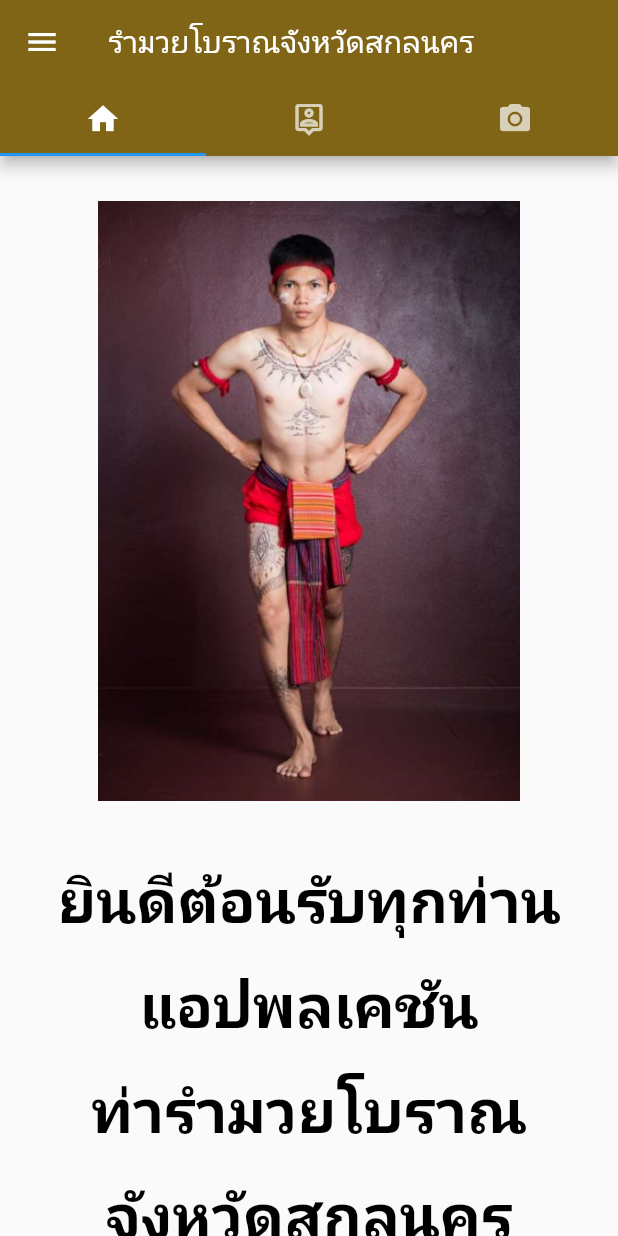
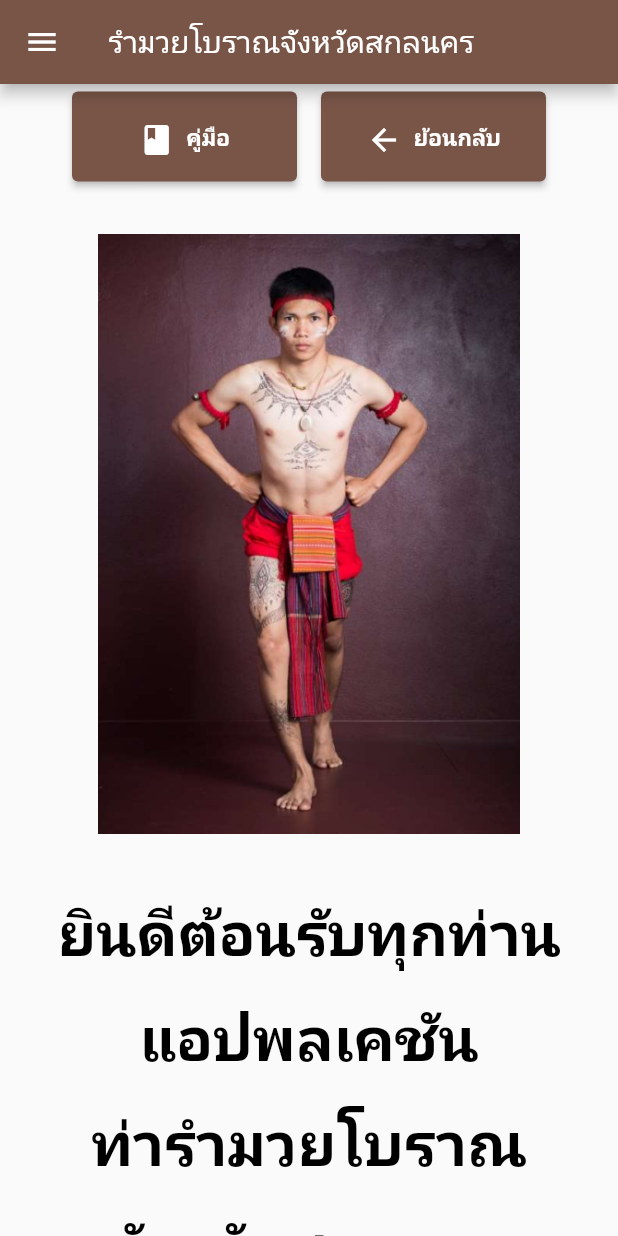
Before and after one commit to aemukung15/miniproject, a Flutter app: the screen it shows after launch, on a phone screen of 412 x 824 dp. Run offline on Flutter 3.47's test engine with Material 2 defaults, Android fonts, the phone set to English and light mode, and no system bars; our stand-ins replace carousel_pro.

Commit message:
button คู่มือ ย้อนกลับ

```diff
--- a/lib/boxing_dance/Google_Bottom_Bar/Tab_bar.dart
+++ /dev/null
@@ -1,51 +0,0 @@
-import 'package:flutter/material.dart';
-import 'package:miniproject/home/homepage.dart';
-import 'package:miniproject/lib/drawer.dart';
-
-import '../../drawer.dart';
-class HomePage extends StatefulWidget {
-  final String title;
-  const HomePage({Key? key, required this.title}) : super(key: key);
-
-
-  @override
-  // ignore: no_logic_in_create_state
-  State<HomePage> createState() => _HomePageState();
-}
-
-class _HomePageState extends State<HomePage> {
-  final scaffoldKey = GlobalKey<ScaffoldState>();
-
-  @override
-  Widget build(BuildContext context) {
-    return DefaultTabController(
-      length: 5,
-      child: MaterialApp(
-        home: Scaffold(
-          key: scaffoldKey,
-          appBar: AppBar (
-            backgroundColor: const Color.fromARGB(255, 127, 101, 21),
-            title: const Text('รำมวยโบราณจังหวัดสกลนคร'),
-
-            bottom: TabBar(
-              onTap: (index) {
-
-              },
-              tabs: const <Tab>[
-                Tab(icon: Icon(Icons.home),),
-                Tab(icon: Icon(Icons.person_pin_outlined),),
-                Tab(icon: Icon(Icons.camera_alt),),
-              ]),
-          ),
-          body:  TabBarView(
-            children: [
-              const Center(child: MyHomePage(title: "sdads"),),
-              const Center(child: Text('Home Tab'),),
-              const Center(child: Text('Home Tab'),),
-            ]),
-            drawer: MyDrawer(),
-          ),
-      )
-      );
-  }
-}
--- a/lib/home/homepage.dart
+++ b/lib/home/homepage.dart
@@ -1,31 +1,6 @@
-import 'dart:math';
 import 'package:flutter/material.dart';
-import 'package:miniproject/boxing_dance/boxing_dance1_1.dart';
-import 'package:miniproject/boxing_dance/boxing_dance1_10.dart';
-import 'package:miniproject/boxing_dance/boxing_dance1_11.dart';
-import 'package:miniproject/boxing_dance/boxing_dance1_12.dart';
-import 'package:miniproject/boxing_dance/boxing_dance1_13.dart';
-import 'package:miniproject/boxing_dance/boxing_dance1_14.dart';
-import 'package:miniproject/boxing_dance/boxing_dance1_2.dart';
-import 'package:miniproject/boxing_dance/boxing_dance1_3.dart';
-import 'package:miniproject/boxing_dance/boxing_dance1_4.dart';
-import 'package:miniproject/boxing_dance/boxing_dance1_5.dart';
-import 'package:miniproject/boxing_dance/boxing_dance1_6.dart';
-import 'package:miniproject/boxing_dance/boxing_dance1_7.dart';
-import 'package:miniproject/boxing_dance/boxing_dance1_8.dart';
-import 'package:miniproject/boxing_dance/boxing_dance1_9.dart';
-import 'package:miniproject/boxing_dance/boxing_dance2_1.dart';
-import 'package:miniproject/boxing_dance/boxing_dance2_2.dart';
-import 'package:miniproject/boxing_dance/boxing_dance2_3.dart';
-import 'package:miniproject/boxing_dance/boxing_dance2_4.dart';
-import 'package:miniproject/boxing_dance/boxing_dance2_5.dart';
-import 'package:miniproject/boxing_dance/boxing_dance2_6.dart';
-import 'package:miniproject/boxing_dance/boxing_dance2_7.dart';
-import 'package:miniproject/boxing_dance/boxing_dance2_8.dart';
-import 'package:miniproject/boxing_dance/boxing_dance2_9.dart';
-import 'package:miniproject/boxing_dance/developer.dart';
-import 'package:miniproject/boxing_dance/record.dart';
-
+import 'package:miniproject/Muscle/manual.dart';
+import '../drawer.dart';
 
 class MyHomePage extends StatefulWidget {
   const MyHomePage({Key? key, required this.title}) : super(key: key);
@@ -43,55 +18,103 @@ class _MyHomePageState extends State<MyHomePage> {
   Widget build(BuildContext context) {
     return Scaffold(
       key: scaffoldKey,
-
+      appBar: AppBar(
+        // backgroundColor: Color.fromRGBO(70, 61, 7, 0.578),
+        title: const Text('รำมวยโบราณจังหวัดสกลนคร'),
+      ),
       body: SingleChildScrollView(
-        child: Container(
-            child: Center(
-                child: SelectionArea(
-                    child: Column(
+        child: Center(
+            child: SelectionArea(
+                child: Column(
           children: <Widget>[
+            Row(
+              mainAxisAlignment: MainAxisAlignment.center,
+              children: [
+                Container(
+                  margin: const EdgeInsets.symmetric(vertical: 5),
+                  child: ElevatedButton.icon(
+                    onPressed: () {
+                      Navigator.push(
+                        context,
+                        MaterialPageRoute(builder: (context) => const manual()),
+                      );
+                    },
+                    icon: const Icon(Icons.book),
+                    label: const Text("คู่มือ"),
+                    style: ElevatedButton.styleFrom(
+                      padding: const EdgeInsets.all(20.0),
+                      fixedSize: const Size(150, 60),
+                      textStyle: const TextStyle(
+                        fontSize: 15,
+                        fontWeight: FontWeight.bold,
+                      ),
+                    ),
+                  ),
+                ),
+                const SizedBox(width: 16), // Add some spacing between the buttons
+                Container(
+                  margin: const EdgeInsets.symmetric(vertical: 5),
+                  child: ElevatedButton.icon(
+                    onPressed: () {
+                      Navigator.pop(context);
+                    },
+                    icon: const Icon(Icons.arrow_back),
+                    label: const Text("ย้อนกลับ"),
+                    style: ElevatedButton.styleFrom(
+                      padding: const EdgeInsets.all(20.0),
+                      fixedSize: const Size(150, 60),
+                      textStyle: const TextStyle(
+                        fontSize: 15,
+                        fontWeight: FontWeight.bold,
+                      ),
+                    ),
+                  ),
+                ),
+              ],
+            ),
             Container(
-                margin: EdgeInsets.symmetric(vertical: 30),
+                margin: const EdgeInsets.symmetric(vertical: 30),
                 child: Image.asset(
                   "assets/imaghome.png",
                   width: 400,
                   height: 400,
                 )),
             Container(
-                padding: EdgeInsets.all(8.0),
-                child: Text('ยินดีต้อนรับทุกท่าน',
+                padding: const EdgeInsets.all(8.0),
+                child: const Text('ยินดีต้อนรับทุกท่าน',
                     textAlign: TextAlign.center,
                     style: TextStyle(
                         fontSize: 40,
                         color: Colors.black,
                         fontWeight: FontWeight.bold))),
             Container(
-                padding: EdgeInsets.all(8.0),
-                child: Text('แอปพลเคชัน ',
+                padding: const EdgeInsets.all(8.0),
+                child: const Text('แอปพลเคชัน ',
                     textAlign: TextAlign.center,
                     style: TextStyle(
                         fontSize: 40,
                         color: Colors.black,
                         fontWeight: FontWeight.bold))),
             Container(
-                padding: EdgeInsets.all(8.0),
-                child: Text('ท่ารำมวยโบราณ',
+                padding: const EdgeInsets.all(8.0),
+                child: const Text('ท่ารำมวยโบราณ',
                     textAlign: TextAlign.center,
                     style: TextStyle(
                         fontSize: 40,
                         color: Colors.black,
                         fontWeight: FontWeight.bold))),
             Container(
-                padding: EdgeInsets.all(8.0),
-                child: Text('จังหวัดสกลนคร',
+                padding: const EdgeInsets.all(8.0),
+                child: const Text('จังหวัดสกลนคร',
                     textAlign: TextAlign.center,
                     style: TextStyle(
                         fontSize: 40,
                         color: Colors.black,
                         fontWeight: FontWeight.bold))),
           ],
-        )))),
+        ))),
       ),
+      drawer: MyDrawer(),
     );
   }
 }
--- a/lib/main.dart
+++ b/lib/main.dart
@@ -1,5 +1,4 @@
 import 'package:flutter/material.dart';
-import 'package:miniproject/boxing_dance/Google_Bottom_Bar/Tab_bar.dart';
 import 'package:miniproject/home/homepage.dart';
 
 void main() {
@@ -14,7 +13,9 @@ class MyApp extends StatelessWidget {
       theme: ThemeData(
         primarySwatch: Colors.brown,
       ),
-      home: const HomePage(title: 'Home',),
+      home: const MyHomePage(
+        title: 'Home',
+      ),
     );
   }
 }
```
Also changed, not shown: lib/Muscle/back.dart (added, +13 -0 lines), lib/Muscle/manual.dart (added, +15 -0 lines), lib/appbar.dart (added, +24 -0 lines), lib/boxing_dance/Google_Bottom_Bar/Google_Bottom_Bar.dart (deleted, +0 -61 lines), lib/boxing_dance/boxing_dance1_1.dart (+62 -11 lines).
